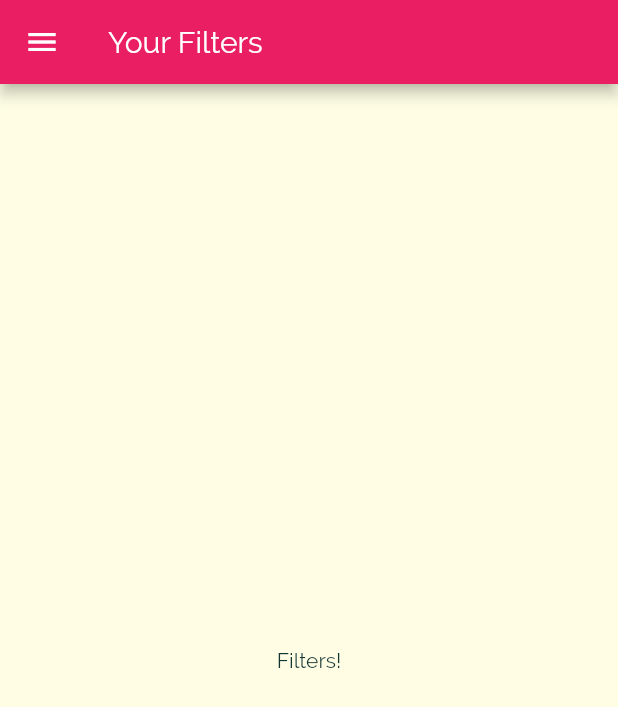
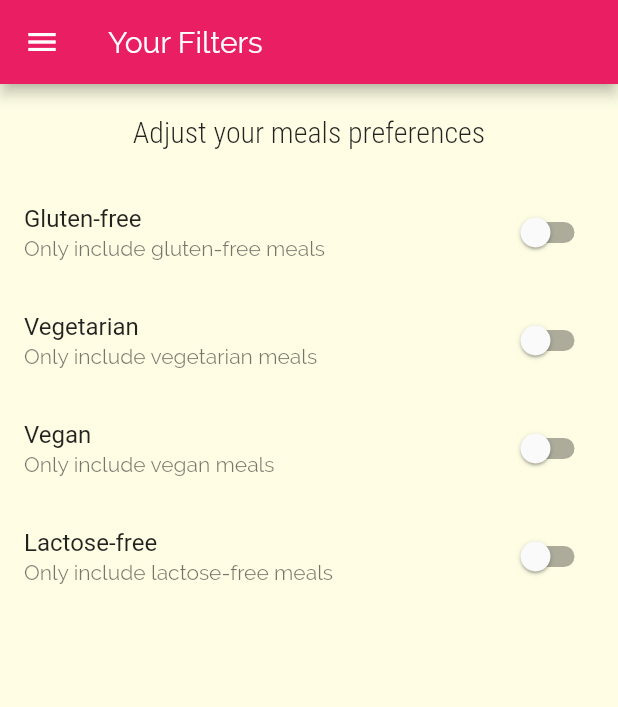
Before and after one commit to Gabones/MealsApp, a Flutter app: the FiltersScreen screen opened by its route, on a phone screen of 412 x 824 dp. Shown: the top 707 px of the screen. Run offline on Flutter 3.47's test engine with Material 2 defaults, Android fonts, the phone set to English and light mode, and no system bars.

Commit message:
aula 178

```diff
--- a/lib/screens/filters_screen.dart
+++ b/lib/screens/filters_screen.dart
@@ -1,19 +1,56 @@
+import 'package:flutter/cupertino.dart';
 import 'package:flutter/material.dart';
 import '../widgets/main_drawer.dart';
 
-class FiltersScreen extends StatelessWidget {
+class FiltersScreen extends StatefulWidget {
   static const routeName = '/filters';
+
+  @override
+  _FiltersScreenState createState() => _FiltersScreenState();
+}
+
+class _FiltersScreenState extends State<FiltersScreen> {
+  bool _glutenFree = false;
+  bool _vegetarian = false;
+  bool _vegan = false;
+  bool _lactoseFree = false;
+
+  Widget _buildSwitch(String title, String subtitle,bool value, Function updateValue) {
+    return SwitchListTile(
+        title: Text(title),
+        subtitle: Text(subtitle),
+        value: value,
+        onChanged: updateValue,
+    );
+  }
 
   @override
   Widget build(BuildContext context) {
     return Scaffold(
-      appBar: AppBar(
-        title: Text('Your Filters'),
-      ),
-      drawer: MainDrawer(),
-      body: Center(
-        child: Text('Filters!'),
-      ),
-    );
+        appBar: AppBar(
+          title: Text('Your Filters'),
+        ),
+        drawer: MainDrawer(),
+        body: Column(
+          children: [
+            Container(
+              padding: EdgeInsets.all(20),
+              child: Text(
+                'Adjust your meals preferences',
+                style: Theme.of(context).textTheme.headline6,
+              ),
+            ),
+            Expanded(
+              child: ListView(
+                children: [
+                  _buildSwitch('Gluten-free', 'Only include gluten-free meals', _glutenFree, (newValue) => setState(() => _glutenFree = newValue)),
+                  _buildSwitch('Vegetarian', 'Only include vegetarian meals', _vegetarian, (newValue) => setState(() => _vegetarian = newValue)),
+                  _buildSwitch('Vegan', 'Only include vegan meals', _vegan, (newValue) => setState(() => _vegan = newValue)),
+                  _buildSwitch('Lactose-free', 'Only include lactose-free meals', _lactoseFree, (newValue) => setState(() => _lactoseFree = newValue)),
+                ],
+              ),
+            )
+          ],
+        ));
   }
 }
```
